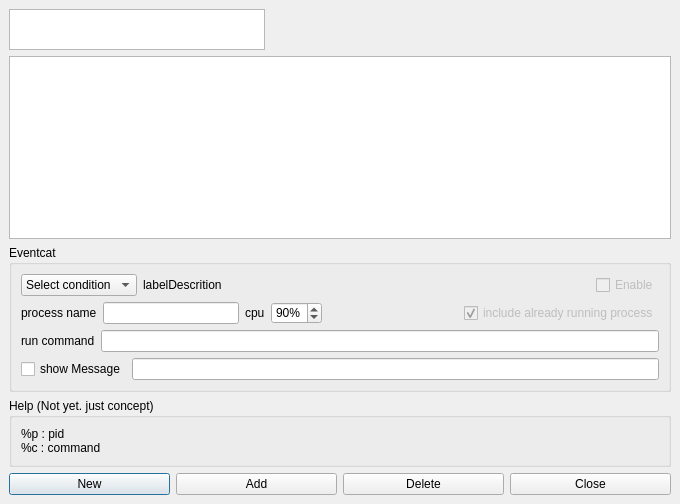
Before: the Qt Designer form src/watchdog.ui in lxqt/qps, drawn with Qt 5.
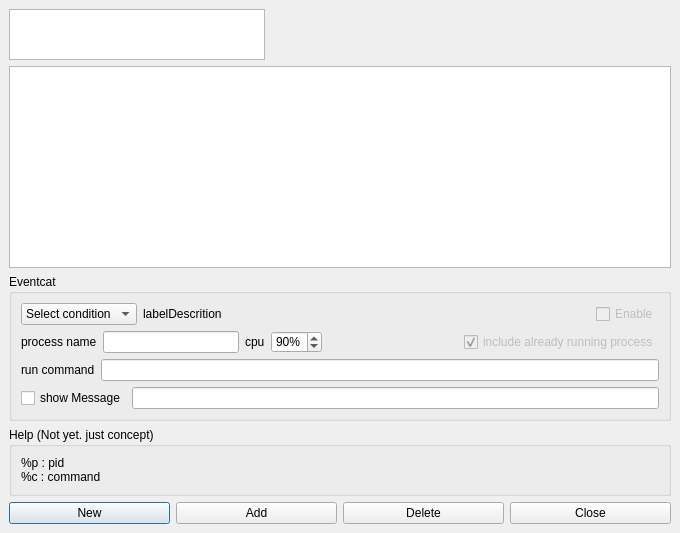
After: the same form once the commit is applied. Icons and pictures are not drawn.

Commit message:
Removes stylesheets commented stuff
They are "confusing" lupdate. It marks it translatable.

Patch:
```diff
--- a/src/watchdog.ui
+++ b/src/watchdog.ui
@@ -1,18 +1,16 @@
 <ui version="4.0" >
  <class>EventDialog</class>
- <widget class="QDialog" name="EventDialog" >
-  <property name="geometry" >
+ <widget class="QDialog" name="EventDialog">
+  <property name="geometry">
    <rect>
     <x>0</x>
     <y>0</y>
     <width>680</width>
-    <height>504</height>
+    <height>533</height>
    </rect>
   </property>
-  <property name="sizePolicy" >
-   <sizepolicy>
-    <hsizetype>0</hsizetype>
-    <vsizetype>0</vsizetype>
+  <property name="sizePolicy">
+   <sizepolicy hsizetype="Fixed" vsizetype="Fixed">
     <horstretch>0</horstretch>
     <verstretch>0</verstretch>
    </sizepolicy>
@@ -50,19 +48,26 @@
  } 
  </string>
   </property>
-  <layout class="QVBoxLayout" >
-   <property name="margin" >
-    <number>9</number>
-   </property>
-   <property name="spacing" >
+  <layout class="QVBoxLayout">
+   <property name="spacing">
     <number>6</number>
    </property>
+   <property name="leftMargin">
+    <number>9</number>
+   </property>
+   <property name="topMargin">
+    <number>9</number>
+   </property>
+   <property name="rightMargin">
+    <number>9</number>
+   </property>
+   <property name="bottomMargin">
+    <number>9</number>
+   </property>
    <item>
-    <widget class="QListView" name="listView" >
-     <property name="sizePolicy" >
-      <sizepolicy>
-       <hsizetype>0</hsizetype>
-       <vsizetype>0</vsizetype>
+    <widget class="QListView" name="listView">
+     <property name="sizePolicy">
+      <sizepolicy hsizetype="Fixed" vsizetype="Fixed">
        <horstretch>0</horstretch>
        <verstretch>0</verstretch>
       </sizepolicy>
@@ -86,10 +91,8 @@
      <property name="enabled" >
       <bool>true</bool>
      </property>
-     <property name="sizePolicy" >
-      <sizepolicy>
-       <hsizetype>5</hsizetype>
-       <vsizetype>5</vsizetype>
+     <property name="sizePolicy">
+      <sizepolicy hsizetype="Preferred" vsizetype="Preferred">
        <horstretch>0</horstretch>
        <verstretch>0</verstretch>
       </sizepolicy>
@@ -118,11 +121,9 @@
     </widget>
    </item>
    <item>
-    <widget class="QGroupBox" name="groupBox_2" >
-     <property name="sizePolicy" >
-      <sizepolicy>
-       <hsizetype>5</hsizetype>
-       <vsizetype>0</vsizetype>
+    <widget class="QGroupBox" name="groupBox_2">
+     <property name="sizePolicy">
+      <sizepolicy hsizetype="Preferred" vsizetype="Fixed">
        <horstretch>0</horstretch>
        <verstretch>0</verstretch>
       </sizepolicy>
@@ -130,27 +131,43 @@
      <property name="title" >
       <string>Eventcat</string>
      </property>
-     <layout class="QVBoxLayout" >
-      <property name="margin" >
-       <number>9</number>
-      </property>
-      <property name="spacing" >
+     <layout class="QVBoxLayout">
+      <property name="spacing">
        <number>6</number>
       </property>
+      <property name="leftMargin">
+       <number>9</number>
+      </property>
+      <property name="topMargin">
+       <number>9</number>
+      </property>
+      <property name="rightMargin">
+       <number>9</number>
+      </property>
+      <property name="bottomMargin">
+       <number>9</number>
+      </property>
       <item>
-       <layout class="QHBoxLayout" >
-        <property name="margin" >
-         <number>0</number>
-        </property>
-        <property name="spacing" >
+       <layout class="QHBoxLayout">
+        <property name="spacing">
          <number>6</number>
         </property>
+        <property name="leftMargin">
+         <number>0</number>
+        </property>
+        <property name="topMargin">
+         <number>0</number>
+        </property>
+        <property name="rightMargin">
+         <number>0</number>
+        </property>
+        <property name="bottomMargin">
+         <number>0</number>
+        </property>
         <item>
-         <widget class="QComboBox" name="comboBox" >
-          <property name="sizePolicy" >
-           <sizepolicy>
-            <hsizetype>0</hsizetype>
-            <vsizetype>0</vsizetype>
+         <widget class="QComboBox" name="comboBox">
+          <property name="sizePolicy">
+           <sizepolicy hsizetype="Fixed" vsizetype="Fixed">
             <horstretch>0</horstretch>
             <verstretch>0</verstretch>
            </sizepolicy>
@@ -195,13 +212,22 @@
        </layout>
       </item>
       <item>
-       <layout class="QHBoxLayout" >
-        <property name="margin" >
-         <number>0</number>
-        </property>
-        <property name="spacing" >
+       <layout class="QHBoxLayout">
+        <property name="spacing">
          <number>6</number>
         </property>
+        <property name="leftMargin">
+         <number>0</number>
+        </property>
+        <property name="topMargin">
+         <number>0</number>
+        </property>
+        <property name="rightMargin">
+         <number>0</number>
+        </property>
+        <property name="bottomMargin">
+         <number>0</number>
+        </property>
         <item>
          <widget class="QLabel" name="label_procname" >
           <property name="text" >
@@ -276,13 +302,22 @@
        </layout>
       </item>
       <item>
-       <layout class="QHBoxLayout" >
-        <property name="margin" >
-         <number>0</number>
-        </property>
-        <property name="spacing" >
+       <layout class="QHBoxLayout">
+        <property name="spacing">
          <number>6</number>
         </property>
+        <property name="leftMargin">
+         <number>0</number>
+        </property>
+        <property name="topMargin">
+         <number>0</number>
+        </property>
+        <property name="rightMargin">
+         <number>0</number>
+        </property>
+        <property name="bottomMargin">
+         <number>0</number>
+        </property>
         <item>
          <widget class="QLabel" name="label_3" >
           <property name="text" >
@@ -300,13 +335,22 @@
        </layout>
       </item>
       <item>
-       <layout class="QHBoxLayout" >
-        <property name="margin" >
-         <number>0</number>
-        </property>
-        <property name="spacing" >
+       <layout class="QHBoxLayout">
+        <property name="spacing">
          <number>6</number>
         </property>
+        <property name="leftMargin">
+         <number>0</number>
+        </property>
+        <property name="topMargin">
+         <number>0</number>
+        </property>
+        <property name="rightMargin">
+         <number>0</number>
+        </property>
+        <property name="bottomMargin">
+         <number>0</number>
+        </property>
         <item>
          <widget class="QCheckBox" name="checkShowMsg" >
           <property name="text" >
@@ -327,11 +371,9 @@
     </widget>
    </item>
    <item>
-    <widget class="QGroupBox" name="groupBox" >
-     <property name="sizePolicy" >
-      <sizepolicy>
-       <hsizetype>5</hsizetype>
-       <vsizetype>0</vsizetype>
+    <widget class="QGroupBox" name="groupBox">
+     <property name="sizePolicy">
+      <sizepolicy hsizetype="Preferred" vsizetype="Fixed">
        <horstretch>0</horstretch>
        <verstretch>0</verstretch>
       </sizepolicy>
@@ -339,19 +381,26 @@
      <property name="title" >
       <string>Help (Not yet. just concept)</string>
      </property>
-     <layout class="QVBoxLayout" >
-      <property name="margin" >
-       <number>9</number>
-      </property>
-      <property name="spacing" >
+     <layout class="QVBoxLayout">
+      <property name="spacing">
        <number>4</number>
       </property>
+      <property name="leftMargin">
+       <number>9</number>
+      </property>
+      <property name="topMargin">
+       <number>9</number>
+      </property>
+      <property name="rightMargin">
+       <number>9</number>
+      </property>
+      <property name="bottomMargin">
+       <number>9</number>
+      </property>
       <item>
-       <widget class="QLabel" name="label_2" >
-        <property name="sizePolicy" >
-         <sizepolicy>
-          <hsizetype>0</hsizetype>
-          <vsizetype>0</vsizetype>
+       <widget class="QLabel" name="label_2">
+        <property name="sizePolicy">
+         <sizepolicy hsizetype="Fixed" vsizetype="Fixed">
           <horstretch>0</horstretch>
           <verstretch>0</verstretch>
          </sizepolicy>
@@ -366,13 +415,22 @@
     </widget>
    </item>
    <item>
-    <layout class="QHBoxLayout" >
-     <property name="margin" >
-      <number>0</number>
-     </property>
-     <property name="spacing" >
+    <layout class="QHBoxLayout">
+     <property name="spacing">
       <number>6</number>
      </property>
+     <property name="leftMargin">
+      <number>0</number>
+     </property>
+     <property name="topMargin">
+      <number>0</number>
+     </property>
+     <property name="rightMargin">
+      <number>0</number>
+     </property>
+     <property name="bottomMargin">
+      <number>0</number>
+     </property>
      <item>
       <widget class="QPushButton" name="newButton" >
        <property name="styleSheet" >
```
Left out of the diff: 151 changed lines with no effect on the pictures.
